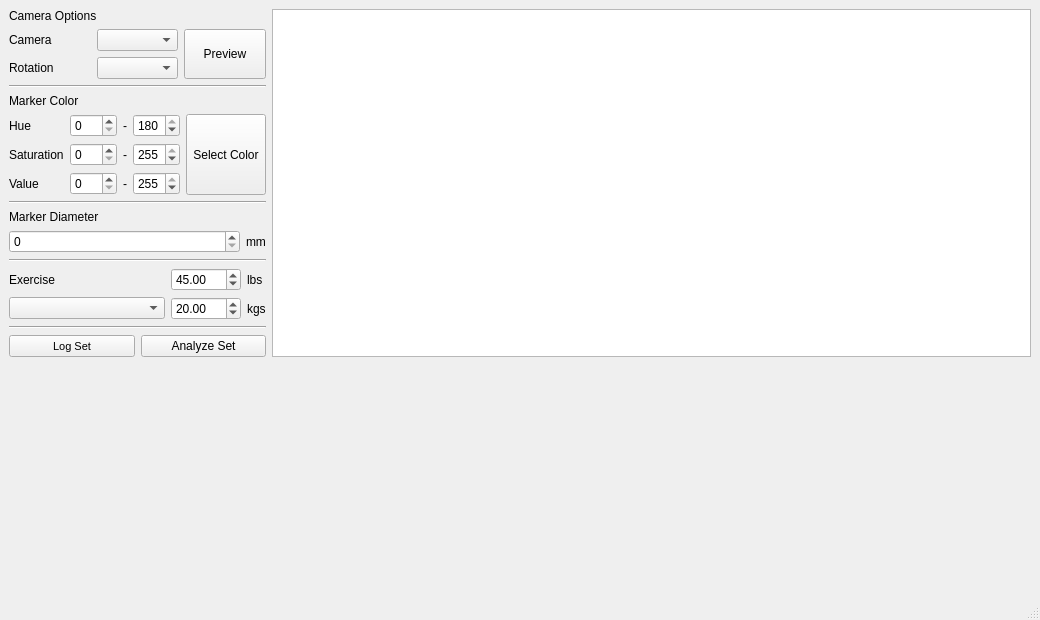
First picture: the form in apps/barbellcvlog.ui, repository tlancon/barbellcv, before the edit.
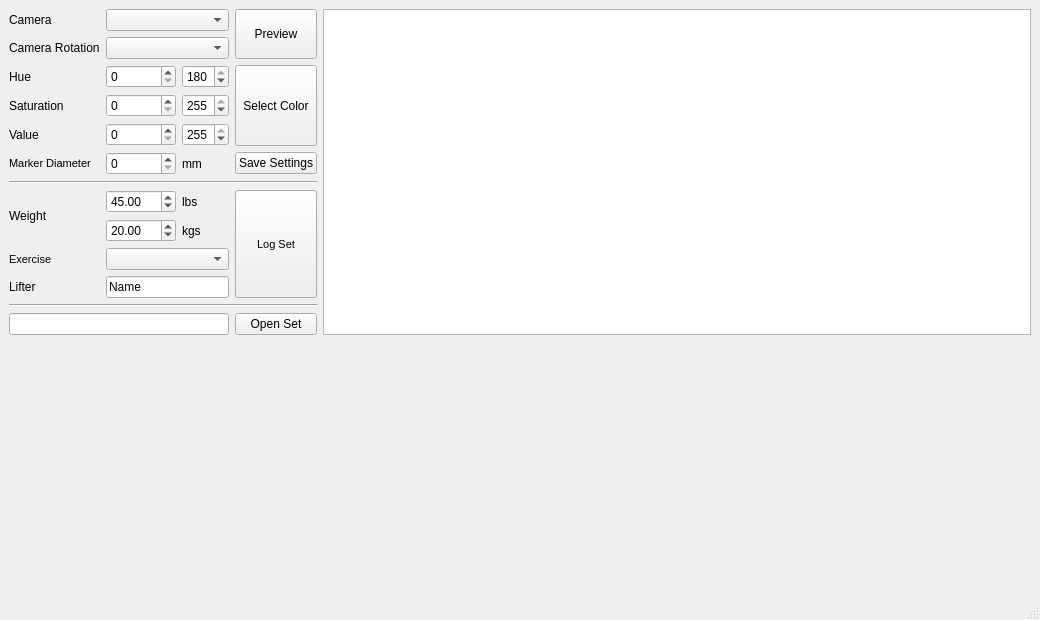
Second picture: the form after the edit. Custom widgets are drawn as their Qt base class.

Commit message: Reorganized and added some widgets #4 #13

Patch:
```diff
--- a/apps/barbellcvlog.ui
+++ b/apps/barbellcvlog.ui
@@ -26,57 +26,42 @@
    <enum>QTabWidget::Rounded</enum>
   </property>
   <widget class="QWidget" name="centralwidget">
-   <layout class="QGridLayout" name="gridLayout" rowstretch="0,0,0,0,0,0,0,0,0,0,1">
-    <item row="7" column="0" colspan="2">
-     <layout class="QGridLayout" name="layoutExercise" columnstretch="2,1,0,0">
-      <item row="0" column="2">
-       <widget class="QDoubleSpinBox" name="spinLbs">
-        <property name="decimals">
-         <number>2</number>
+   <layout class="QGridLayout" name="gridLayout" rowstretch="0,0,0,0,1,1" columnstretch="0,0,1">
+    <item row="4" column="0" rowspan="2" colspan="2">
+     <widget class="PlotWidget" name="plotMotion" native="true"/>
+    </item>
+    <item row="1" column="2">
+     <widget class="QTableWidget" name="tableSetStats"/>
+    </item>
+    <item row="4" column="2" rowspan="2">
+     <widget class="PlotWidget" name="plotTimeline" native="true"/>
+    </item>
+    <item row="1" column="0" colspan="2">
+     <layout class="QGridLayout" name="layoutMarkerColor" columnstretch="1,0,0,0,0">
+      <item row="5" column="0">
+       <widget class="QLabel" name="labelMarkerDiameter">
+        <property name="font">
+         <font>
+          <pointsize>8</pointsize>
+         </font>
         </property>
-        <property name="maximum">
-         <double>1102.309999999999945</double>
-        </property>
-        <property name="value">
-         <double>45.000000000000000</double>
-        </property>
-       </widget>
-      </item>
-      <item row="1" column="3">
-       <widget class="QLabel" name="labelKgs">
         <property name="text">
-         <string>kgs</string>
+         <string>Marker Diameter</string>
         </property>
        </widget>
       </item>
-      <item row="0" column="3">
-       <widget class="QLabel" name="labelLbs">
+      <item row="7" column="0" rowspan="2">
+       <widget class="QLabel" name="labelWeight">
         <property name="text">
-         <string>lbs</string>
+         <string>Weight</string>
         </property>
        </widget>
       </item>
-      <item row="1" column="2">
-       <widget class="QDoubleSpinBox" name="spinKgs">
-        <property name="decimals">
-         <number>2</number>
-        </property>
-        <property name="maximum">
-         <double>501.000000000000000</double>
-        </property>
-        <property name="value">
-         <double>20.000000000000000</double>
-        </property>
-       </widget>
-      </item>
-      <item row="1" column="0" colspan="2">
-       <widget class="QComboBox" name="comboExercise"/>
-      </item>
-      <item row="0" column="0" colspan="2">
+      <item row="9" column="0">
        <widget class="QLabel" name="labelExercise">
         <property name="font">
          <font>
-          <pointsize>9</pointsize>
+          <pointsize>8</pointsize>
          </font>
         </property>
         <property name="text">
@@ -84,167 +69,110 @@
         </property>
        </widget>
       </item>
-     </layout>
-    </item>
-    <item row="9" column="1">
-     <widget class="QPushButton" name="buttonAnalyzeSet">
-      <property name="enabled">
-       <bool>true</bool>
-      </property>
-      <property name="sizePolicy">
-       <sizepolicy hsizetype="Minimum" vsizetype="Expanding">
-        <horstretch>0</horstretch>
-        <verstretch>0</verstretch>
-       </sizepolicy>
-      </property>
-      <property name="text">
-       <string>Analyze Set</string>
-      </property>
-     </widget>
-    </item>
-    <item row="8" column="0" colspan="2">
-     <widget class="Line" name="lineSep4">
-      <property name="orientation">
-       <enum>Qt::Horizontal</enum>
-      </property>
-     </widget>
-    </item>
-    <item row="9" column="0">
-     <widget class="QPushButton" name="buttonLogSet">
-      <property name="sizePolicy">
-       <sizepolicy hsizetype="Minimum" vsizetype="Expanding">
-        <horstretch>0</horstretch>
-        <verstretch>0</verstretch>
-       </sizepolicy>
-      </property>
-      <property name="font">
-       <font>
-        <pointsize>8</pointsize>
-       </font>
-      </property>
-      <property name="autoFillBackground">
-       <bool>false</bool>
-      </property>
-      <property name="text">
-       <string>Log Set</string>
-      </property>
-     </widget>
-    </item>
-    <item row="6" column="0" colspan="2">
-     <widget class="Line" name="lineSep3">
-      <property name="orientation">
-       <enum>Qt::Horizontal</enum>
-      </property>
-     </widget>
-    </item>
-    <item row="4" column="0" colspan="2">
-     <widget class="Line" name="lineSep2">
-      <property name="orientation">
-       <enum>Qt::Horizontal</enum>
-      </property>
-     </widget>
-    </item>
-    <item row="2" column="0" colspan="2">
-     <widget class="Line" name="lineSep1">
-      <property name="orientation">
-       <enum>Qt::Horizontal</enum>
-      </property>
-     </widget>
-    </item>
-    <item row="3" column="0" colspan="2">
-     <layout class="QGridLayout" name="layoutMarkerColor" columnstretch="1,1,0,1,1">
-      <item row="1" column="3">
-       <widget class="QSpinBox" name="spinMaxHue">
-        <property name="maximum">
-         <number>180</number>
+      <item row="10" column="0">
+       <widget class="QLabel" name="labelLifter">
+        <property name="text">
+         <string>Lifter</string>
         </property>
-        <property name="value">
-         <number>180</number>
+       </widget>
+      </item>
+      <item row="5" column="3">
+       <widget class="QPushButton" name="pushButton">
+        <property name="text">
+         <string>Save Settings</string>
         </property>
        </widget>
       </item>
-      <item row="2" column="3">
-       <widget class="QSpinBox" name="spinMaxSaturation">
+      <item row="2" column="1">
+       <widget class="QSpinBox" name="spinMinHue">
         <property name="maximum">
-         <number>255</number>
+         <number>180</number>
         </property>
-        <property name="value">
-         <number>255</number>
-        </property>
        </widget>
       </item>
-      <item row="1" column="0">
+      <item row="2" column="0">
        <widget class="QLabel" name="labelHue">
         <property name="text">
          <string>Hue</string>
         </property>
        </widget>
       </item>
-      <item row="1" column="1">
-       <widget class="QSpinBox" name="spinMinHue">
-        <property name="maximum">
-         <number>180</number>
-        </property>
-       </widget>
-      </item>
-      <item row="3" column="3">
-       <widget class="QSpinBox" name="spinMaxValue">
-        <property name="maximum">
-         <number>255</number>
-        </property>
-        <property name="value">
-         <number>255</number>
-        </property>
-       </widget>
-      </item>
-      <item row="3" column="0">
+      <item row="4" column="0">
        <widget class="QLabel" name="labelValue">
         <property name="text">
          <string>Value</string>
         </property>
        </widget>
       </item>
-      <item row="2" column="0">
+      <item row="3" column="0">
        <widget class="QLabel" name="labelSaturation">
         <property name="text">
          <string>Saturation</string>
         </property>
        </widget>
       </item>
-      <item row="2" column="2">
-       <widget class="QLabel" name="labelSepSaturation">
-        <property name="text">
-         <string>-</string>
-        </property>
-       </widget>
-      </item>
-      <item row="0" column="0" colspan="5">
-       <widget class="QLabel" name="labelMarkerColor">
-        <property name="font">
-         <font>
-          <pointsize>9</pointsize>
-         </font>
-        </property>
-        <property name="text">
-         <string>Marker Color</string>
-        </property>
-       </widget>
-      </item>
-      <item row="3" column="1">
+      <item row="4" column="1">
        <widget class="QSpinBox" name="spinMinValue">
         <property name="maximum">
          <number>255</number>
         </property>
        </widget>
       </item>
-      <item row="1" column="2">
-       <widget class="QLabel" name="labelSepHue">
+      <item row="3" column="1">
+       <widget class="QSpinBox" name="spinMinSaturation">
+        <property name="maximum">
+         <number>255</number>
+        </property>
+       </widget>
+      </item>
+      <item row="1" column="1" colspan="2">
+       <widget class="QComboBox" name="comboRotation"/>
+      </item>
+      <item row="0" column="0">
+       <widget class="QLabel" name="labelCamera">
         <property name="text">
-         <string>-</string>
+         <string>Camera</string>
         </property>
        </widget>
       </item>
-      <item row="1" column="4" rowspan="3">
+      <item row="6" column="0" colspan="4">
+       <widget class="Line" name="lineSep3">
+        <property name="orientation">
+         <enum>Qt::Horizontal</enum>
+        </property>
+       </widget>
+      </item>
+      <item row="1" column="0">
+       <widget class="QLabel" name="labelRotation">
+        <property name="text">
+         <string>Camera Rotation</string>
+        </property>
+       </widget>
+      </item>
+      <item row="11" column="0" colspan="4">
+       <widget class="Line" name="lineSep4">
+        <property name="orientation">
+         <enum>Qt::Horizontal</enum>
+        </property>
+       </widget>
+      </item>
+      <item row="9" column="1" colspan="2">
+       <widget class="QComboBox" name="comboExercise"/>
+      </item>
+      <item row="0" column="3" rowspan="2">
+       <widget class="QPushButton" name="buttonPreview">
+        <property name="sizePolicy">
+         <sizepolicy hsizetype="Minimum" vsizetype="Expanding">
+          <horstretch>0</horstretch>
+          <verstretch>0</verstretch>
+         </sizepolicy>
+        </property>
+        <property name="text">
+         <string>Preview</string>
+        </property>
+       </widget>
+      </item>
+      <item row="2" column="3" rowspan="3">
        <widget class="QPushButton" name="buttonSelectColor">
         <property name="sizePolicy">
          <sizepolicy hsizetype="Minimum" vsizetype="Expanding">
@@ -257,110 +185,133 @@
         </property>
        </widget>
       </item>
+      <item row="0" column="1" colspan="2">
+       <widget class="QComboBox" name="comboCamera"/>
+      </item>
+      <item row="12" column="0" colspan="3">
+       <widget class="QLineEdit" name="lineEditLogPath"/>
+      </item>
+      <item row="7" column="1">
+       <widget class="QDoubleSpinBox" name="spinLbs">
+        <property name="decimals">
+         <number>2</number>
+        </property>
+        <property name="maximum">
+         <double>1102.309999999999945</double>
+        </property>
+        <property name="value">
+         <double>45.000000000000000</double>
+        </property>
+       </widget>
+      </item>
+      <item row="5" column="1">
+       <widget class="QSpinBox" name="spinDiameter">
+        <property name="maximum">
+         <number>1000</number>
+        </property>
+       </widget>
+      </item>
+      <item row="7" column="3" rowspan="4">
+       <widget class="QPushButton" name="buttonLogSet">
+        <property name="sizePolicy">
+         <sizepolicy hsizetype="Minimum" vsizetype="Expanding">
+          <horstretch>0</horstretch>
+          <verstretch>0</verstretch>
+         </sizepolicy>
+        </property>
+        <property name="font">
+         <font>
+          <pointsize>8</pointsize>
+         </font>
+        </property>
+        <property name="autoFillBackground">
+         <bool>false</bool>
+        </property>
+        <property name="text">
+         <string>Log Set</string>
+        </property>
+       </widget>
+      </item>
+      <item row="12" column="3">
+       <widget class="QPushButton" name="buttonOpenSet">
+        <property name="text">
+         <string>Open Set</string>
+        </property>
+       </widget>
+      </item>
+      <item row="8" column="2">
+       <widget class="QLabel" name="labelKgs">
+        <property name="text">
+         <string>kgs</string>
+        </property>
+       </widget>
+      </item>
+      <item row="8" column="1">
+       <widget class="QDoubleSpinBox" name="spinKgs">
+        <property name="decimals">
+         <number>2</number>
+        </property>
+        <property name="maximum">
+         <double>501.000000000000000</double>
+        </property>
+        <property name="value">
+         <double>20.000000000000000</double>
+        </property>
+       </widget>
+      </item>
+      <item row="4" column="2">
+       <widget class="QSpinBox" name="spinMaxValue">
+        <property name="maximum">
+         <number>255</number>
+        </property>
+        <property name="value">
+         <number>255</number>
+        </property>
+       </widget>
+      </item>
+      <item row="7" column="2">
+       <widget class="QLabel" name="labelLbs">
+        <property name="text">
+         <string>lbs</string>
+        </property>
+       </widget>
+      </item>
+      <item row="2" column="2">
+       <widget class="QSpinBox" name="spinMaxHue">
+        <property name="maximum">
+         <number>180</number>
+        </property>
+        <property name="value">
+         <number>180</number>
+        </property>
+       </widget>
+      </item>
       <item row="3" column="2">
-       <widget class="QLabel" name="labelSepValue">
-        <property name="text">
-         <string>-</string>
-        </property>
-       </widget>
-      </item>
-      <item row="2" column="1">
-       <widget class="QSpinBox" name="spinMinSaturation">
+       <widget class="QSpinBox" name="spinMaxSaturation">
         <property name="maximum">
          <number>255</number>
         </property>
-       </widget>
-      </item>
-     </layout>
-    </item>
-    <item row="5" column="0" colspan="2">
-     <layout class="QGridLayout" name="layoutMarkerDiameter" columnstretch="2,0">
-      <item row="0" column="0" colspan="2">
-       <widget class="QLabel" name="labelMarkerDiameter">
-        <property name="font">
-         <font>
-          <pointsize>9</pointsize>
-         </font>
+        <property name="value">
+         <number>255</number>
         </property>
-        <property name="text">
-         <string>Marker Diameter</string>
-        </property>
        </widget>
       </item>
-      <item row="1" column="1">
+      <item row="5" column="2">
        <widget class="QLabel" name="labelMarkerUnits">
         <property name="text">
          <string>mm</string>
         </property>
        </widget>
       </item>
-      <item row="1" column="0">
-       <widget class="QSpinBox" name="spinDiameter">
-        <property name="maximum">
-         <number>1000</number>
-        </property>
-       </widget>
-      </item>
-     </layout>
-    </item>
-    <item row="0" column="0" rowspan="2" colspan="2">
-     <layout class="QGridLayout" name="layoutMarker" columnstretch="1,1,1">
-      <item row="2" column="2" rowspan="2">
-       <widget class="QPushButton" name="buttonPreview">
-        <property name="sizePolicy">
-         <sizepolicy hsizetype="Minimum" vsizetype="Expanding">
-          <horstretch>0</horstretch>
-          <verstretch>0</verstretch>
-         </sizepolicy>
-        </property>
+      <item row="10" column="1" colspan="2">
+       <widget class="QLineEdit" name="lineEditLifter">
         <property name="text">
-         <string>Preview</string>
+         <string>Name</string>
         </property>
        </widget>
       </item>
-      <item row="3" column="1">
-       <widget class="QComboBox" name="comboRotation"/>
-      </item>
-      <item row="3" column="0">
-       <widget class="QLabel" name="labelRotation">
-        <property name="text">
-         <string>Rotation</string>
-        </property>
-       </widget>
-      </item>
-      <item row="2" column="1">
-       <widget class="QComboBox" name="comboCamera"/>
-      </item>
-      <item row="2" column="0">
-       <widget class="QLabel" name="labelCamera">
-        <property name="text">
-         <string>Camera</string>
-        </property>
-       </widget>
-      </item>
-      <item row="1" column="0" colspan="3">
-       <widget class="QLabel" name="labelCameraOptions">
-        <property name="font">
-         <font>
-          <pointsize>9</pointsize>
-         </font>
-        </property>
-        <property name="text">
-         <string>Camera Options</string>
-        </property>
-       </widget>
-      </item>
      </layout>
     </item>
-    <item row="0" column="2" rowspan="10">
-     <widget class="QTableWidget" name="tableSetStats"/>
-    </item>
-    <item row="10" column="2">
-     <widget class="PlotWidget" name="plotTimeline" native="true"/>
-    </item>
-    <item row="10" column="0" colspan="2">
-     <widget class="PlotWidget" name="plotMotion" native="true"/>
-    </item>
    </layout>
   </widget>
   <widget class="QStatusBar" name="statusbar"/>
```
